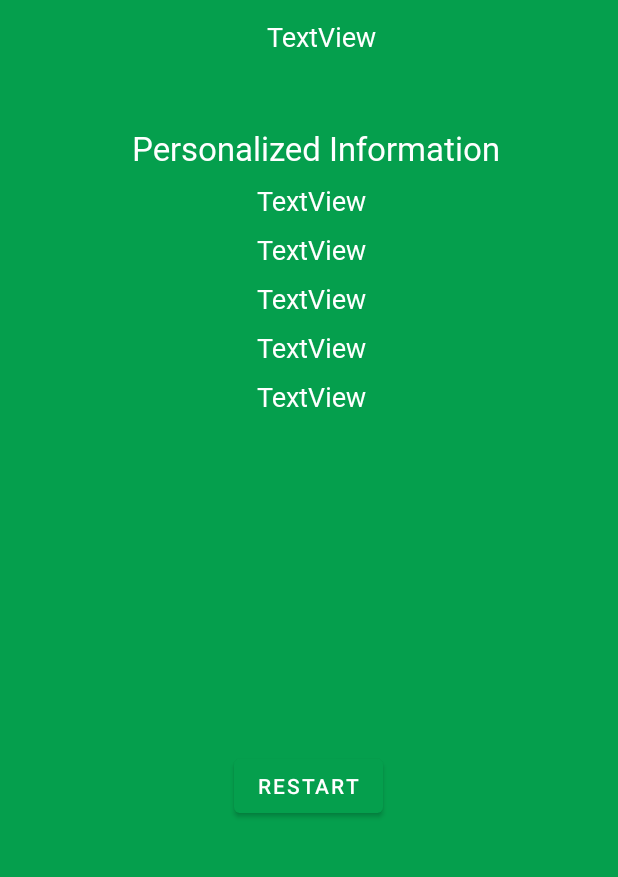
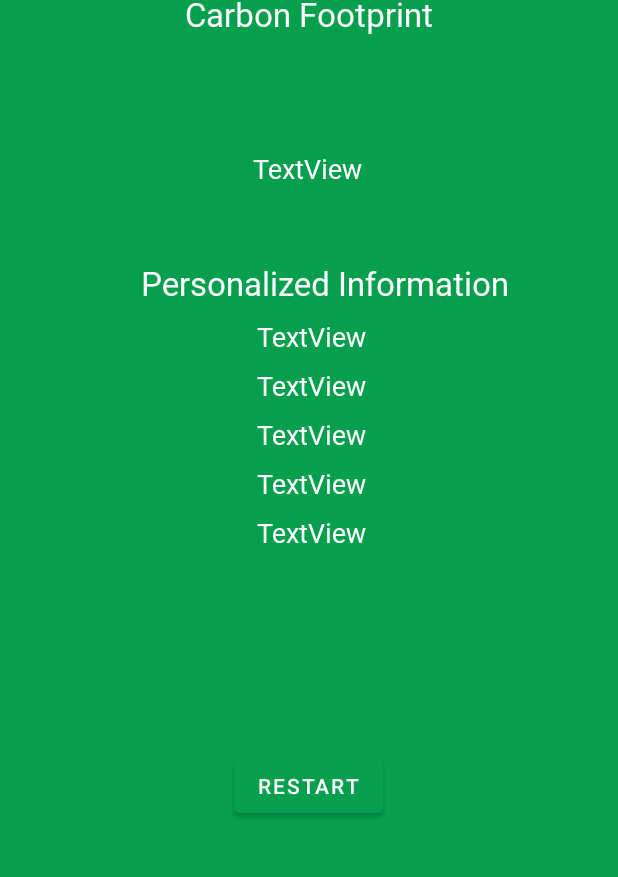
Before and after one commit to RisTEC/CarbonCoefficient, an Android app: the layout activity_final.xml on its own in the app's theme, with its tools: preview values and no code run, on a phone screen of 412 x 824 dp, the part 350-1227 px from its top. Run offline under Robolectric (Android 15) with nearby library versions, the phone set to English and light mode, and no system bars.

Commit message:
Final Commit

```diff
--- a/app/src/main/java/com/example/carboncoefficent/finalActivity.java
+++ b/app/src/main/java/com/example/carboncoefficent/finalActivity.java
@@ -36,6 +36,9 @@ public class finalActivity extends AppCompatActivity {
         textView7.setText("Transport : "+finalTotal[8]+"%");
         TextView textView8 = (TextView) findViewById(R.id.textView13);
         textView8.setText("Lifestyle : "+finalTotal[9]+"%");
+        TextView textView20 = (TextView) findViewById(R.id.textView20);
+        textView20.setText("Hey, "+finalTotal[10]);
+
 
     }
 
--- a/app/src/main/java/com/example/carboncoefficent/inputActivity.java
+++ b/app/src/main/java/com/example/carboncoefficent/inputActivity.java
@@ -108,7 +108,7 @@ private ActivityInputBinding binding;
                 transport/=Math.pow(10,6);
 
                 double total=transport+lifestyle+electricity;//send
-                final double average=0.30;
+                final double average=0.25;
                 String plastic_usage;//send
                 if(plastic_item>3){
                     plastic_usage = "Try to reduce plastic consumption";
@@ -127,7 +127,7 @@ private ActivityInputBinding binding;
                 else electric_consumption ="Electricity consumption is proper";
 
                 String cycling;//send
-                if(car_km*7 + bus_km>=100){
+                if(car_km*7 + bus_km*7>=100){
                     cycling = "Try to use other means of transport like cycling";
                 }
                 else cycling = "Transport via vehicles is under control";
@@ -142,12 +142,12 @@ private ActivityInputBinding binding;
                 if(total>average){
                     pct=((total-average)/average)*100;
                     String PCT = String.format("%.2f",pct);
-                    emission = "Your carbon footprint is " +PCT+" % more than the average person";
+                    emission = "Your carbon footprint is " +PCT+" % more than the average Indian";
                 }
                 else if(total<average){
                     pct=((average-total)/total)*100;
                     String PCT = String.format("%.2f",pct);
-                    emission = "Your carbon footprint is " +PCT+" % less than the average person";
+                    emission = "Your carbon footprint is " +PCT+" % less than the average Indian";
                 }
                 double ePercent = (electricity/total)*100;//send
                 String epercent = String.format("%.2f",ePercent);
@@ -166,6 +166,7 @@ private ActivityInputBinding binding;
                         epercent,
                         tpercent,
                         lpercent,
+                        name,
                 };
                 return sendOverValue;
             }
--- a/app/src/main/res/layout/activity_final.xml
+++ b/app/src/main/res/layout/activity_final.xml
@@ -48,23 +48,6 @@
         app:layout_constraintVertical_bias="0.945" />
 
     <TextView
-        android:id="@+id/textView5"
-        android:layout_width="wrap_content"
-        android:layout_height="wrap_content"
-        android:layout_marginTop="8dp"
-        android:fontFamily="@font/latoblack"
-        android:gravity="center"
-        android:text="TextView"
-        android:textAppearance="@style/TextAppearance.AppCompat.Medium"
-        android:textColor="@color/white"
-        app:layout_constraintBottom_toBottomOf="parent"
-        app:layout_constraintEnd_toEndOf="parent"
-        app:layout_constraintHorizontal_bias="0.504"
-        app:layout_constraintStart_toStartOf="parent"
-        app:layout_constraintTop_toBottomOf="@+id/textView15"
-        app:layout_constraintVertical_bias="0.0" />
-
-    <TextView
         android:id="@+id/textView6"
         android:layout_width="wrap_content"
         android:layout_height="wrap_content"
@@ -99,6 +82,55 @@
         app:layout_constraintVertical_bias="0.0" />
 
     <TextView
+        android:id="@+id/textView9"
+        android:layout_width="wrap_content"
+        android:layout_height="wrap_content"
+        android:layout_marginTop="8dp"
+        android:fontFamily="@font/latoblack"
+        android:gravity="center"
+        android:text="TextView"
+        android:textAppearance="@style/TextAppearance.AppCompat.Medium"
+        android:textColor="@color/white"
+        app:layout_constraintBottom_toBottomOf="parent"
+        app:layout_constraintEnd_toEndOf="parent"
+        app:layout_constraintHorizontal_bias="0.504"
+        app:layout_constraintStart_toStartOf="parent"
+        app:layout_constraintTop_toBottomOf="@+id/textView8"
+        app:layout_constraintVertical_bias="0.0" />
+
+    <TextView
+        android:id="@+id/textView5"
+        android:layout_width="wrap_content"
+        android:layout_height="wrap_content"
+        android:layout_marginTop="8dp"
+        android:fontFamily="@font/latoblack"
+        android:gravity="center"
+        android:text="TextView"
+        android:textAppearance="@style/TextAppearance.AppCompat.Medium"
+        android:textColor="@color/white"
+        app:layout_constraintBottom_toBottomOf="parent"
+        app:layout_constraintEnd_toEndOf="parent"
+        app:layout_constraintHorizontal_bias="0.504"
+        app:layout_constraintStart_toStartOf="parent"
+        app:layout_constraintTop_toBottomOf="@+id/textView15"
+        app:layout_constraintVertical_bias="0.002" />
+
+    <TextView
+        android:id="@+id/textView15"
+        android:layout_width="wrap_content"
+        android:layout_height="wrap_content"
+        android:fontFamily="@font/latoblack"
+        android:text="Personalized Information"
+        android:textAppearance="@style/TextAppearance.AppCompat.Large"
+        android:textColor="@color/white"
+        app:layout_constraintBottom_toBottomOf="@+id/button3"
+        app:layout_constraintEnd_toEndOf="parent"
+        app:layout_constraintHorizontal_bias="0.565"
+        app:layout_constraintStart_toStartOf="parent"
+        app:layout_constraintTop_toTopOf="parent"
+        app:layout_constraintVertical_bias="0.542" />
+
+    <TextView
         android:id="@+id/textView8"
         android:layout_width="wrap_content"
         android:layout_height="wrap_content"
@@ -116,23 +148,6 @@
         app:layout_constraintVertical_bias="0.0" />
 
     <TextView
-        android:id="@+id/textView9"
-        android:layout_width="wrap_content"
-        android:layout_height="wrap_content"
-        android:layout_marginTop="8dp"
-        android:fontFamily="@font/latoblack"
-        android:gravity="center"
-        android:text="TextView"
-        android:textAppearance="@style/TextAppearance.AppCompat.Medium"
-        android:textColor="@color/white"
-        app:layout_constraintBottom_toBottomOf="parent"
-        app:layout_constraintEnd_toEndOf="parent"
-        app:layout_constraintHorizontal_bias="0.504"
-        app:layout_constraintStart_toStartOf="parent"
-        app:layout_constraintTop_toBottomOf="@+id/textView8"
-        app:layout_constraintVertical_bias="0.0" />
-
-    <TextView
         android:id="@+id/textView10"
         android:layout_width="wrap_content"
         android:layout_height="wrap_content"
@@ -143,10 +158,10 @@
         android:textColor="@color/white"
         app:layout_constraintBottom_toBottomOf="parent"
         app:layout_constraintEnd_toEndOf="parent"
-        app:layout_constraintHorizontal_bias="0.524"
+        app:layout_constraintHorizontal_bias="0.498"
         app:layout_constraintStart_toStartOf="parent"
         app:layout_constraintTop_toTopOf="parent"
-        app:layout_constraintVertical_bias="0.307" />
+        app:layout_constraintVertical_bias="0.417" />
 
     <TextView
         android:id="@+id/textView11"
@@ -228,18 +243,17 @@
         app:layout_constraintVertical_bias="0.051" />
 
     <TextView
-        android:id="@+id/textView15"
+        android:id="@+id/textView20"
         android:layout_width="wrap_content"
         android:layout_height="wrap_content"
         android:fontFamily="@font/latoblack"
-        android:text="Personalized Information"
+        android:text="Carbon Footprint"
         android:textAppearance="@style/TextAppearance.AppCompat.Large"
         android:textColor="@color/white"
         app:layout_constraintBottom_toBottomOf="@+id/button3"
         app:layout_constraintEnd_toEndOf="parent"
-        app:layout_constraintHorizontal_bias="0.528"
         app:layout_constraintStart_toStartOf="parent"
         app:layout_constraintTop_toTopOf="parent"
-        app:layout_constraintVertical_bias="0.422" />
+        app:layout_constraintVertical_bias="0.303" />
 
 </androidx.constraintlayout.widget.ConstraintLayout>
```
